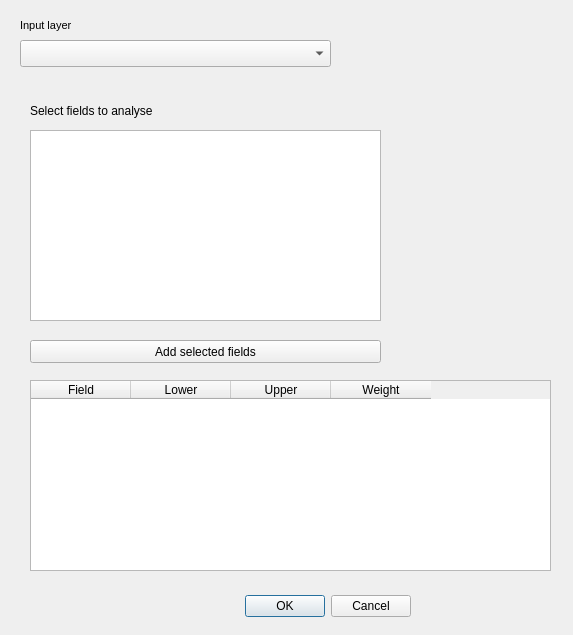
Old version of the form suitability_analysis_dialog.ui in the repository johnallanach/qgis-suitability-analysis.
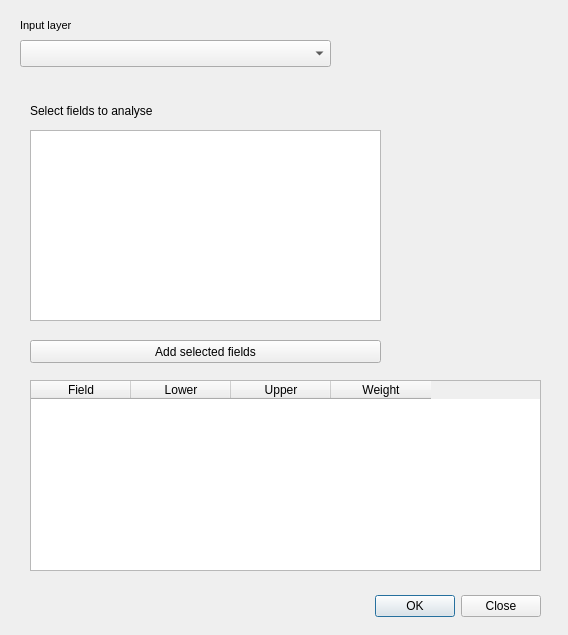
New version of the form. Custom widgets are drawn as their Qt base class.

Commit message: space deletions and UI tweaks

The edit to the form file:
```diff
--- a/suitability_analysis_dialog.ui
+++ b/suitability_analysis_dialog.ui
@@ -6,7 +6,7 @@
    <rect>
     <x>0</x>
     <y>0</y>
-    <width>573</width>
+    <width>568</width>
     <height>635</height>
    </rect>
   </property>
@@ -16,9 +16,9 @@
   <widget class="QDialogButtonBox" name="button_box">
    <property name="geometry">
     <rect>
-     <x>70</x>
+     <x>30</x>
      <y>590</y>
-     <width>341</width>
+     <width>511</width>
      <height>32</height>
     </rect>
    </property>
@@ -26,7 +26,7 @@
     <enum>Qt::Horizontal</enum>
    </property>
    <property name="standardButtons">
-    <set>QDialogButtonBox::Cancel|QDialogButtonBox::Ok</set>
+    <set>QDialogButtonBox::Close|QDialogButtonBox::Ok</set>
    </property>
   </widget>
   <widget class="QListWidget" name="fieldSelector">
@@ -70,7 +70,7 @@
     <rect>
      <x>30</x>
      <y>380</y>
-     <width>521</width>
+     <width>511</width>
      <height>191</height>
     </rect>
    </property>
```
The commit also changes 3 other files.
